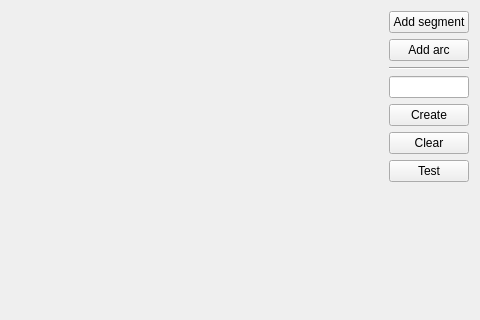
The window that src/mainwindow.ui (AntonEvmenenko/equidistant_builder) describes before a commit, drawn with Qt 5; both pictures show x 282 to 762 and y 0 to 320 of the 762 by 511 pixel window.
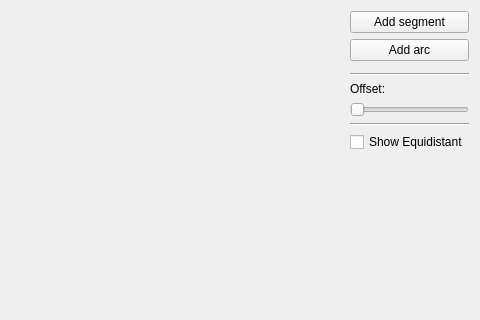
The same window after the commit.

Commit message: More responsive GUI Few warnings fixed

```diff
--- a/src/mainwindow.ui
+++ b/src/mainwindow.ui
@@ -15,21 +15,48 @@
   </property>
   <widget class="QWidget" name="centralWidget">
    <layout class="QGridLayout" name="gridLayout">
-    <item row="4" column="1">
-     <widget class="QPushButton" name="createButton">
+    <item row="0" column="1">
+     <widget class="QPushButton" name="addSegmentButton">
       <property name="text">
-       <string>Create</string>
+       <string>Add segment</string>
+      </property>
+     </widget>
+    </item>
+    <item row="3" column="1">
+     <widget class="Line" name="line">
+      <property name="orientation">
+       <enum>Qt::Horizontal</enum>
+      </property>
+     </widget>
+    </item>
+    <item row="8" column="1">
+     <widget class="QCheckBox" name="showEquidistantCheckBox">
+      <property name="text">
+       <string>Show Equidistant</string>
+      </property>
+     </widget>
+    </item>
+    <item row="1" column="1">
+     <widget class="QPushButton" name="addArcButton">
+      <property name="text">
+       <string>Add arc</string>
       </property>
      </widget>
     </item>
     <item row="5" column="1">
-     <widget class="QPushButton" name="clearButton">
-      <property name="text">
-       <string>Clear</string>
+     <widget class="QSlider" name="offsetSlider">
+      <property name="minimum">
+       <number>0</number>
+      </property>
+      <property name="maximum">
+       <number>100</number>
+      </property>
+      <property name="orientation">
+       <enum>Qt::Horizontal</enum>
       </property>
      </widget>
     </item>
-    <item row="7" column="1">
+    <item row="9" column="1">
      <spacer name="verticalSpacer">
       <property name="orientation">
        <enum>Qt::Vertical</enum>
@@ -42,7 +69,14 @@
       </property>
      </spacer>
     </item>
-    <item row="1" column="0" rowspan="3">
+    <item row="4" column="1">
+     <widget class="QLabel" name="offsetLabel">
+      <property name="text">
+       <string>Offset: </string>
+      </property>
+     </widget>
+    </item>
+    <item row="1" column="0" rowspan="2">
      <spacer name="horizontalSpacer">
       <property name="orientation">
        <enum>Qt::Horizontal</enum>
@@ -55,44 +89,10 @@
       </property>
      </spacer>
     </item>
-    <item row="3" column="1">
-     <widget class="QLineEdit" name="offsetLineEdit">
-      <property name="sizePolicy">
-       <sizepolicy hsizetype="Ignored" vsizetype="Fixed">
-        <horstretch>0</horstretch>
-        <verstretch>0</verstretch>
-       </sizepolicy>
-      </property>
-      <property name="text">
-       <string/>
-      </property>
-     </widget>
-    </item>
-    <item row="0" column="1">
-     <widget class="QPushButton" name="addSegmentButton">
-      <property name="text">
-       <string>Add segment</string>
-      </property>
-     </widget>
-    </item>
-    <item row="1" column="1">
-     <widget class="QPushButton" name="addArcButton">
-      <property name="text">
-       <string>Add arc</string>
-      </property>
-     </widget>
-    </item>
-    <item row="2" column="1">
-     <widget class="Line" name="line">
-      <property name="orientation">
-       <enum>Qt::Horizontal</enum>
-      </property>
-     </widget>
-    </item>
     <item row="6" column="1">
-     <widget class="QPushButton" name="testButton">
-      <property name="text">
-       <string>Test</string>
+     <widget class="Line" name="line_2">
+      <property name="orientation">
+       <enum>Qt::Horizontal</enum>
       </property>
      </widget>
     </item>
```
Left out of the diff: 2 changed lines with no effect on the pictures. The commit also changes 3 other files.
